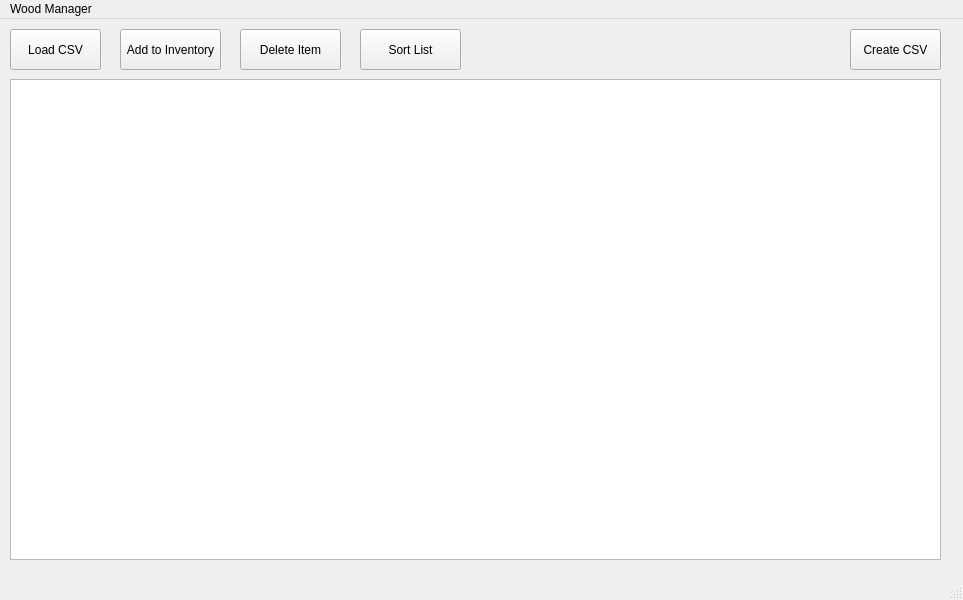
EtoDrowsy/CS499, file inventorywindow.ui: the form before one commit.
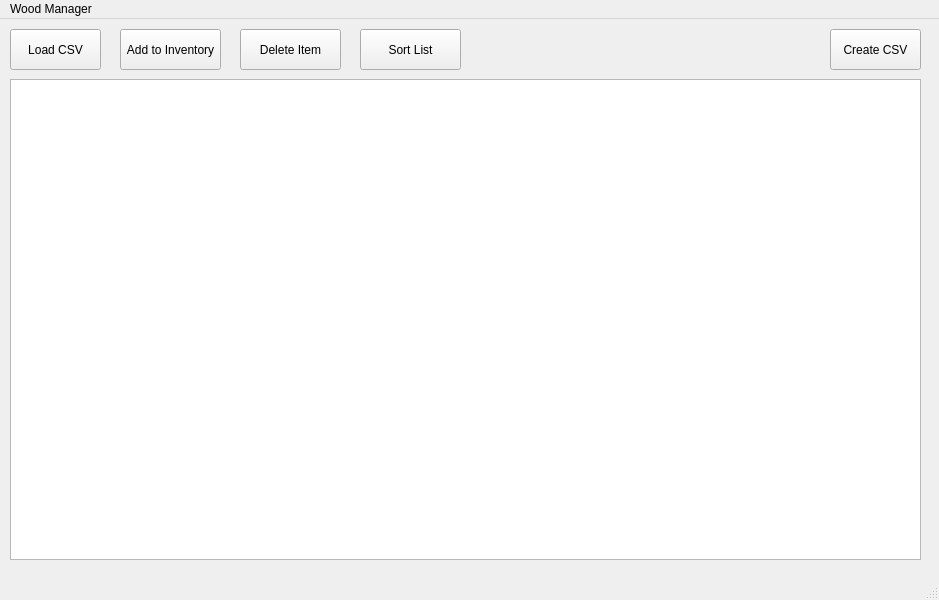
The form after the commit.

Patch:
```diff
--- a/inventorywindow.ui
+++ b/inventorywindow.ui
@@ -6,7 +6,7 @@
    <rect>
     <x>0</x>
     <y>0</y>
-    <width>963</width>
+    <width>939</width>
     <height>600</height>
    </rect>
   </property>
@@ -64,7 +64,7 @@
      <rect>
       <x>10</x>
       <y>60</y>
-      <width>931</width>
+      <width>911</width>
       <height>481</height>
      </rect>
     </property>
@@ -75,7 +75,7 @@
    <widget class="QPushButton" name="createCSVButton">
     <property name="geometry">
      <rect>
-      <x>850</x>
+      <x>830</x>
       <y>10</y>
       <width>91</width>
       <height>41</height>
@@ -104,7 +104,7 @@
     <rect>
      <x>0</x>
      <y>0</y>
-     <width>963</width>
+     <width>939</width>
      <height>21</height>
     </rect>
    </property>
```
